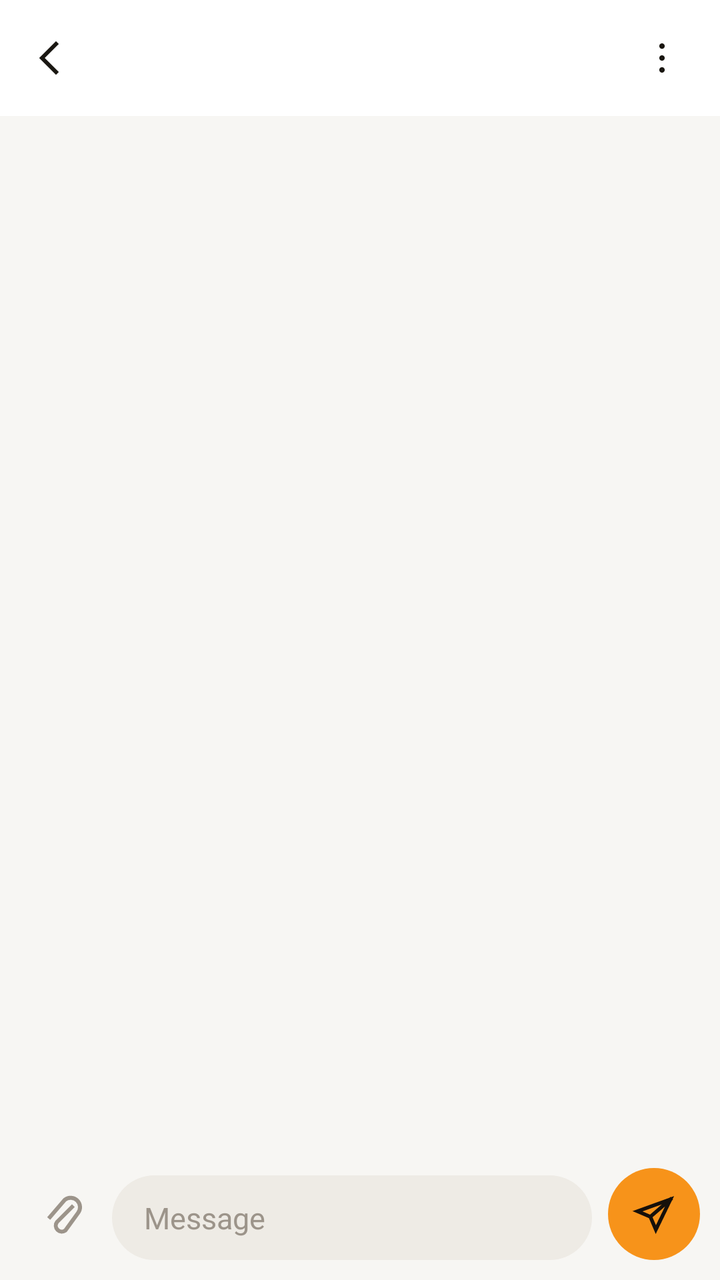
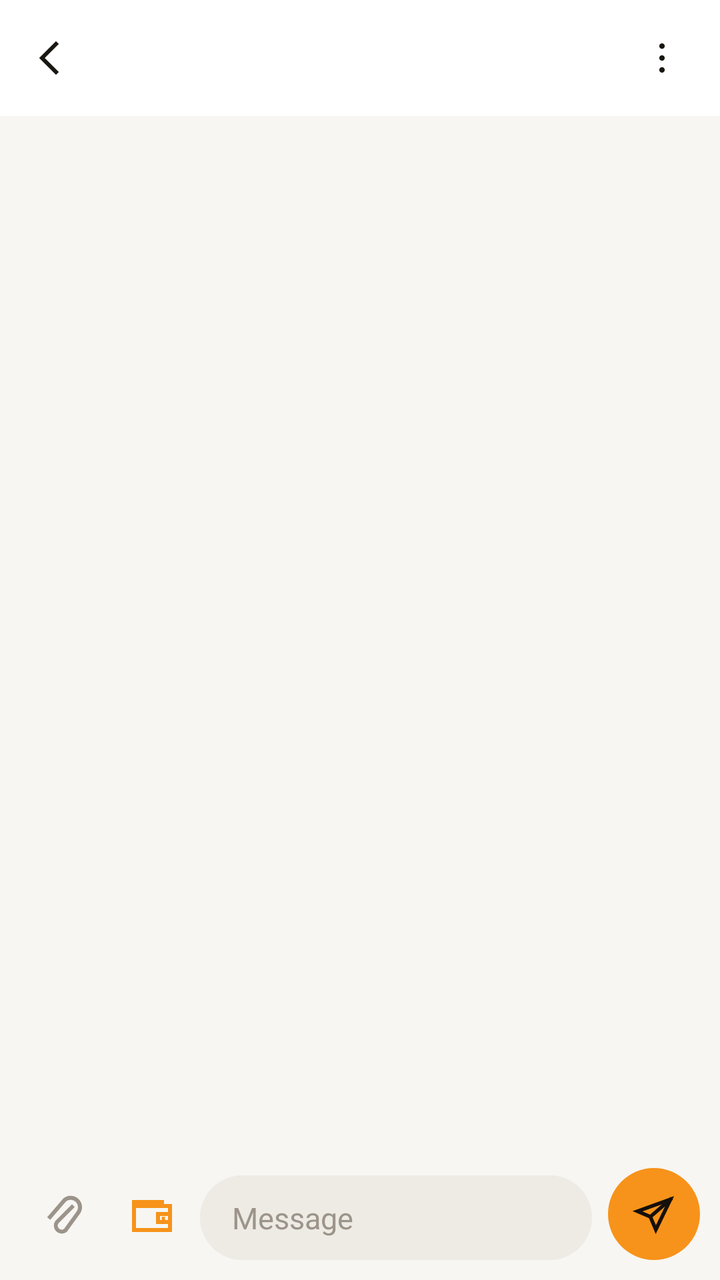

Compare the two renders of this Android layout. The source of the first and the diff that turns it into the second are given below.
<!-- AndroidManifest.xml: application theme Theme.Maxima -->
<!-- res/layout/activity_chat.xml -->
<?xml version="1.0" encoding="utf-8"?>
<LinearLayout xmlns:android="http://schemas.android.com/apk/res/android"
    xmlns:app="http://schemas.android.com/apk/res-auto"
    android:id="@+id/chat_root"
    android:layout_width="match_parent"
    android:layout_height="match_parent"
    android:background="@color/ux_bg"
    android:orientation="vertical">

    
    <LinearLayout
        android:layout_width="match_parent"
        android:layout_height="wrap_content"
        android:background="@color/ux_card"
        android:gravity="center_vertical"
        android:minHeight="56dp"
        android:orientation="horizontal"
        android:paddingStart="4dp"
        android:paddingEnd="8dp"
        android:paddingTop="8dp"
        android:paddingBottom="8dp">

        <ImageButton
            android:id="@+id/btn_chat_back"
            android:layout_width="42dp"
            android:layout_height="42dp"
            android:background="?android:attr/selectableItemBackgroundBorderless"
            android:contentDescription="Back"
            android:padding="9dp"
            android:scaleType="fitCenter"
            android:src="@drawable/ic_back"
            app:tint="@color/ux_text" />

        <TextView
            android:id="@+id/chat_avatar"
            android:layout_width="40dp"
            android:layout_height="40dp"
            android:layout_marginStart="2dp"
            android:gravity="center"
            android:textColor="#FFFFFFFF"
            android:textSize="16sp"
            android:textStyle="bold" />

        <LinearLayout
            android:layout_width="0dp"
            android:layout_weight="1"
            android:layout_height="wrap_content"
            android:layout_marginStart="12dp"
            android:orientation="vertical">

            <TextView
                android:id="@+id/chat_title"
                android:layout_width="match_parent"
                android:layout_height="wrap_content"
                android:ellipsize="end"
                android:singleLine="true"
                android:textColor="@color/ux_text"
                android:textSize="16sp"
                android:textStyle="bold" />

            <TextView
                android:id="@+id/chat_subtitle"
                android:layout_width="match_parent"
                android:layout_height="wrap_content"
                android:ellipsize="middle"
                android:singleLine="true"
                android:textColor="@color/ux_subtext"
                android:textSize="11sp" />
        </LinearLayout>

        <ImageButton
            android:id="@+id/btn_chat_info"
            android:layout_width="42dp"
            android:layout_height="42dp"
            android:background="?android:attr/selectableItemBackgroundBorderless"
            android:contentDescription="Details"
            android:padding="10dp"
            android:scaleType="fitCenter"
            android:src="@drawable/ic_more"
            app:tint="@color/ux_text" />
    </LinearLayout>

    
    <FrameLayout
        android:id="@+id/chat_glow"
        android:layout_width="match_parent"
        android:layout_height="wrap_content" />

    <FrameLayout
        android:layout_width="match_parent"
        android:layout_height="0dp"
        android:layout_weight="1">

        <androidx.recyclerview.widget.RecyclerView
            android:id="@+id/messages"
            android:layout_width="match_parent"
            android:layout_height="match_parent"
            android:clipToPadding="false"
            android:paddingTop="8dp"
            android:paddingBottom="8dp"
            android:scrollbars="vertical" />

        
        <TextView
            android:id="@+id/chat_empty"
            android:layout_width="match_parent"
            android:layout_height="wrap_content"
            android:layout_gravity="center"
            android:gravity="center"
            android:paddingStart="40dp"
            android:paddingEnd="40dp"
            android:lineSpacingExtra="4dp"
            android:textColor="@color/ux_subtext"
            android:textSize="14sp"
            android:visibility="gone" />

        
        <TextView
            android:id="@+id/btn_scroll_bottom"
            android:layout_width="42dp"
            android:layout_height="42dp"
            android:layout_gravity="bottom|end"
            android:layout_margin="14dp"
            android:background="@drawable/fab_circle"
            android:elevation="4dp"
            android:gravity="center"
            android:text="⌄"
            android:textColor="@color/ux_text"
            android:textSize="22sp"
            android:visibility="gone" />
    </FrameLayout>

    <LinearLayout
        android:layout_width="match_parent"
        android:layout_height="wrap_content"
        android:gravity="bottom"
        android:orientation="horizontal"
        android:paddingStart="10dp"
        android:paddingEnd="10dp"
        android:paddingTop="6dp"
        android:paddingBottom="10dp">

        <ImageButton
            android:id="@+id/btn_chat_attach"
            android:layout_width="44dp"
            android:layout_height="44dp"
            android:layout_marginEnd="2dp"
            android:background="?android:attr/selectableItemBackgroundBorderless"
            android:contentDescription="Attach photo"
            android:padding="10dp"
            android:scaleType="fitCenter"
            android:src="@drawable/ic_attach"
            app:tint="@color/ux_subtext" />

        <EditText
            android:id="@+id/chat_input"
            android:layout_width="0dp"
            android:layout_weight="1"
            android:layout_height="wrap_content"
            android:background="@drawable/input"
            android:hint="Message"
            android:importantForAutofill="no"
            android:inputType="textCapSentences|textMultiLine"
            android:maxLines="5"
            android:paddingStart="16dp"
            android:paddingEnd="16dp"
            android:paddingTop="11dp"
            android:paddingBottom="11dp"
            android:textColor="@color/ux_text"
            android:textColorHint="@color/ux_subtext"
            android:textSize="15sp" />

        <ImageButton
            android:id="@+id/btn_chat_send"
            android:layout_width="46dp"
            android:layout_height="46dp"
            android:layout_marginStart="8dp"
            android:background="@drawable/btn_send_circle"
            android:contentDescription="Send"
            android:padding="12dp"
            android:scaleType="fitCenter"
            android:src="@drawable/ic_send"
            android:stateListAnimator="@null"
            app:tint="@color/ux_on_accent" />
    </LinearLayout>
</LinearLayout>
<!-- resources referenced by this layout -->
<resources>
  <color name="ux_bg">#FFF7F6F3</color>
  <color name="ux_card">#FFFFFFFF</color>
  <color name="ux_on_accent">#FF16100A</color>
  <color name="ux_subtext">#FF9C948A</color>
  <color name="ux_text">#FF1A1712</color>
  <!-- drawable btn_send_circle (drawable) -->
  <?xml version="1.0" encoding="utf-8"?>
  <shape xmlns:android="http://schemas.android.com/apk/res/android" android:shape="oval">
      <solid android:color="@color/ux_accent" />
  </shape>
  <!-- drawable fab_circle (drawable) -->
  <?xml version="1.0" encoding="utf-8"?>
  <shape xmlns:android="http://schemas.android.com/apk/res/android" android:shape="oval">
      <solid android:color="@color/ux_card2" />
      <stroke android:width="1dp" android:color="@color/ux_divider" />
  </shape>
  <!-- drawable ic_attach (drawable) -->
  <vector xmlns:android="http://schemas.android.com/apk/res/android"
      android:width="24dp" android:height="24dp" android:viewportWidth="24" android:viewportHeight="24">
      <path android:strokeColor="#FFFFFF" android:strokeWidth="2" android:strokeLineJoin="miter"
          android:strokeLineCap="square" android:fillColor="#00000000"
          android:pathData="M16,7.5 L8.5,15 a3,3 0 0,0 4.2,4.2 L19,10.5 a4.7,4.7 0 0,0 -6.6,-6.6 L5,12.5" />
  </vector>
  <!-- drawable ic_back (drawable) -->
  <vector xmlns:android="http://schemas.android.com/apk/res/android"
      android:width="24dp" android:height="24dp" android:viewportWidth="24" android:viewportHeight="24">
      <path android:strokeColor="#FFFFFF" android:strokeWidth="2" android:strokeLineJoin="miter"
          android:strokeLineCap="square" android:fillColor="#00000000"
          android:pathData="M15,5 L8,12 L15,19" />
  </vector>
  <!-- drawable ic_more (drawable) -->
  <vector xmlns:android="http://schemas.android.com/apk/res/android"
      android:width="24dp" android:height="24dp" android:viewportWidth="24" android:viewportHeight="24">
      <path android:fillColor="#FFFFFF" android:pathData="M10.5,5.5 a1.5,1.5 0 1,0 3,0 a1.5,1.5 0 1,0 -3,0 Z M10.5,12 a1.5,1.5 0 1,0 3,0 a1.5,1.5 0 1,0 -3,0 Z M10.5,18.5 a1.5,1.5 0 1,0 3,0 a1.5,1.5 0 1,0 -3,0 Z" />
  </vector>
  <!-- drawable ic_send (drawable) -->
  <vector xmlns:android="http://schemas.android.com/apk/res/android"
      android:width="24dp" android:height="24dp" android:viewportWidth="24" android:viewportHeight="24">
      <path android:strokeColor="#FFFFFF" android:strokeWidth="2" android:strokeLineJoin="miter"
          android:strokeLineCap="square" android:fillColor="#00000000"
          android:pathData="M21,4 L3,10.5 L10,13.5 L13,20.5 Z M10,13.5 L21,4" />
  </vector>
  <!-- drawable input (drawable) -->
  <?xml version="1.0" encoding="utf-8"?>
  <shape xmlns:android="http://schemas.android.com/apk/res/android" android:shape="rectangle">
      <solid android:color="@color/ux_input" />
      <corners android:radius="22dp" />
  </shape>
  <style name="Theme.Maxima" parent="Base.Theme.Maxima" />
  <color name="ux_accent">#FFF7931A</color>
  <color name="ux_card2">#FFEFEDE8</color>
  <color name="ux_divider">#12000000</color>
  <color name="ux_input">#FFEEEBE5</color>
  <style name="Base.Theme.Maxima" parent="Theme.Material3.DayNight.NoActionBar">
          <item name="android:windowBackground">@color/ux_bg</item>
          <item name="android:textColor">@color/ux_text</item>
          <item name="colorPrimary">@color/ux_accent</item>
      </style>
</resources>

<!-- the commit's change to res/layout/activity_chat.xml (unified diff, before → after) -->
@@ -144,13 +144,24 @@
             android:id="@+id/btn_chat_attach"
             android:layout_width="44dp"
             android:layout_height="44dp"
-            android:layout_marginEnd="2dp"
             android:background="?android:attr/selectableItemBackgroundBorderless"
             android:contentDescription="Attach photo"
             android:padding="10dp"
             android:scaleType="fitCenter"
             android:src="@drawable/ic_attach"
             app:tint="@color/ux_subtext" />
+
+        <ImageButton
+            android:id="@+id/btn_chat_pay"
+            android:layout_width="44dp"
+            android:layout_height="44dp"
+            android:layout_marginEnd="2dp"
+            android:background="?android:attr/selectableItemBackgroundBorderless"
+            android:contentDescription="Send Minima"
+            android:padding="10dp"
+            android:scaleType="fitCenter"
+            android:src="@drawable/ic_wallet"
+            app:tint="@color/ux_accent" />
 
         <EditText
             android:id="@+id/chat_input"
<!-- resource entries referenced after the edit -->
@@ -42,6 +42,14 @@
           android:strokeLineCap="square" android:fillColor="#00000000"
           android:pathData="M21,4 L3,10.5 L10,13.5 L13,20.5 Z M10,13.5 L21,4" />
   </vector>
+  <!-- drawable ic_wallet (drawable) -->
+  <vector xmlns:android="http://schemas.android.com/apk/res/android"
+      android:width="24dp" android:height="24dp" android:viewportWidth="24" android:viewportHeight="24">
+      <path android:strokeColor="#FFFFFF" android:strokeWidth="2" android:strokeLineJoin="miter"
+          android:strokeLineCap="square" android:fillColor="#00000000"
+          android:pathData="M3,7 H21 V19 H3 Z M3,7 V5 H17 V7 M15,11 H21 V15 H15 Z" />
+      <path android:fillColor="#FFFFFF" android:pathData="M16.9,12.4 H18.5 V14 H16.9 Z" />
+  </vector>
   <!-- drawable input (drawable) -->
   <?xml version="1.0" encoding="utf-8"?>
   <shape xmlns:android="http://schemas.android.com/apk/res/android" android:shape="rectangle">
